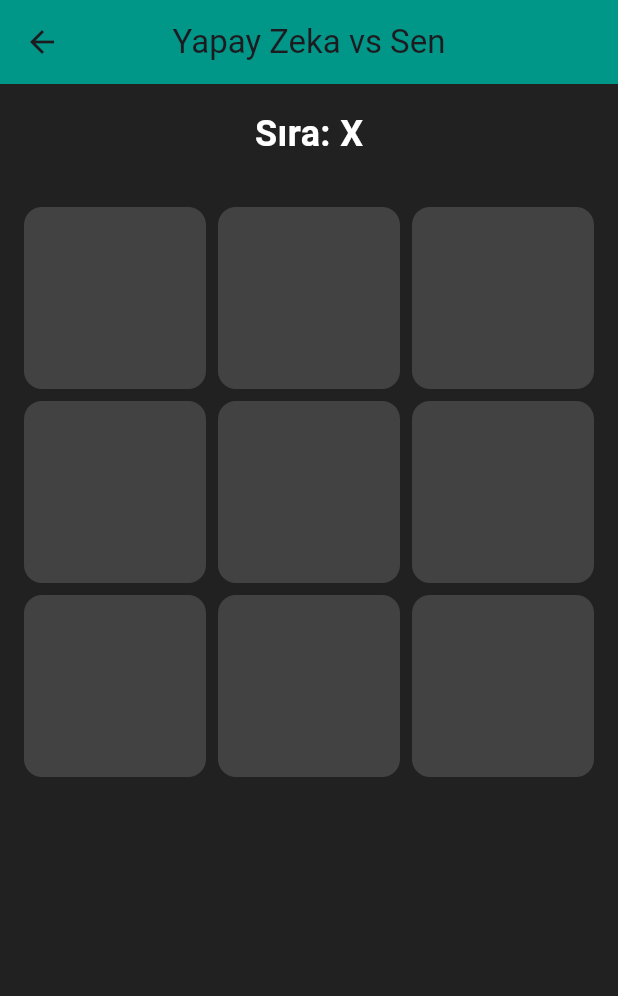
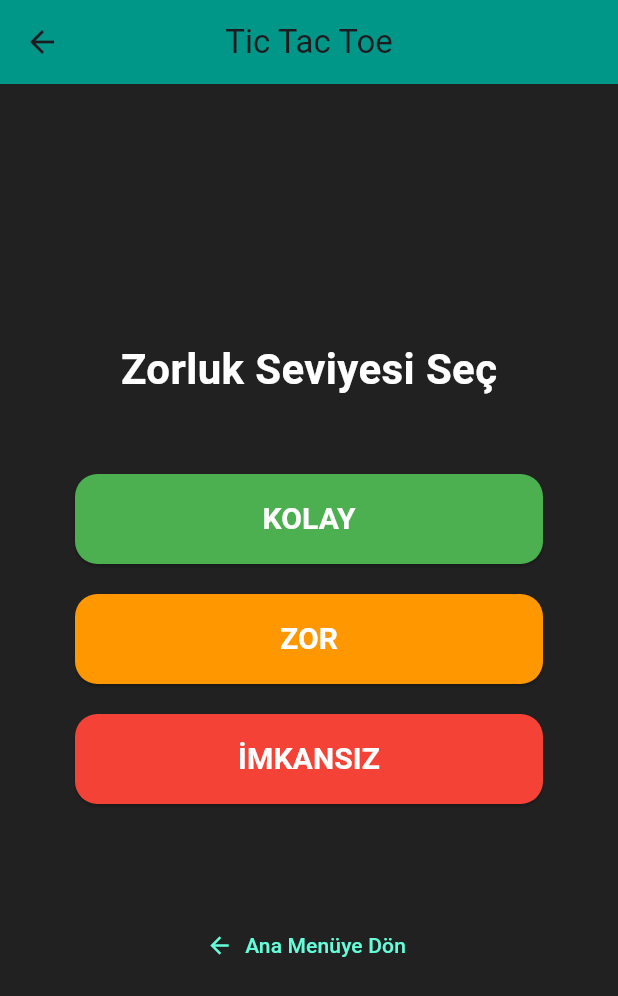
Before and after one commit to YusufAyvaz202/Tech4, a Flutter app: the TicTacToeScreen screen opened directly, on a phone screen of 412 x 824 dp. Shown: the top 996 px of the screen. Run offline on Flutter 3.47's test engine with Material 3 defaults, Android fonts, the phone set to English and light mode, and no system bars.

Commit message:
dinamik zorluk seviyeleri ve state tabanlı ekran yönetimi eklendi
- Oyuna başlangıç için zorluk seviyesi (Kolay, Zor, İmkansız) seçim ekranı (_buildSelectionScreen) oluşturuldu.
- Minimax AI motoru, arayüzden seçilen hata oranına (errorRate) göre dinamik olarak tepki verecek şekilde güncellendi.
- Navigator kullanmadan, tek sayfa üzerinde state (selectedErrorRate) ile Sahne Yönetimi (Scene Management) altyapısı kuruldu.
- Oyun ekranına "Zorluk Seçimine Dön", seçim ekranına ise "Ana Menüye Dön" butonları entegre edildi.
- Kullanıcı deneyimini (UX) artırmak amacıyla tahtadaki AI ibaresi klasik "O" harfine geri döndürüldü ve kod temizliği yapıldı.

```diff
--- a/lib/xox/xox_screen.dart
+++ b/lib/xox/xox_screen.dart
@@ -15,7 +15,10 @@ class _TicTacToeScreenState extends State<TicTacToeScreen> {
   List<String> board = List.filled(9, "");
   // Sıranın oyuncuda (X) olup olmadığını tutan değişken
   bool isPlayerTurn = true;
-  MinimaxAI ai = MinimaxAI(); // Yapay zeka motorumuzu başlattık
+  MinimaxAI ai = MinimaxAI();
+  // YENİ EKLENECEK DEĞİŞKENLER:
+  int? selectedErrorRate; // null ise seçim ekranındayız, değer varsa oyun ekranındayız.
+  String selectedDifficultyName = ""; // Ekranda hangi modda olduğumuzu yazmak için. // Yapay zeka motorumuzu başlattık
 
 void _makeMove(int index) async {
     // 1. KORUMA: Eğer hücre doluysa veya sıra sende değilse (AI düşünüyorsa) tıklamayı yoksay
@@ -39,7 +42,7 @@ void _makeMove(int index) async {
     await Future.delayed(const Duration(milliseconds: 500));
 
     // AI'a mevcut tahtayı ve kazananı anlama fonksiyonumuzu verip en iyi hamleyi soruyoruz
-    int aiMove = ai.getBestMove(board, checkWinner);
+    int aiMove = ai.getBestMove(board, checkWinner, selectedErrorRate!);
 
     // Eğer AI yapacak geçerli bir hamle bulduysa
     if (aiMove != -1) {
@@ -125,22 +128,74 @@ void _makeMove(int index) async {
     );
   }
 
-  @override
-  Widget build(BuildContext context) {
-    return Scaffold(
-      backgroundColor: Colors.grey[900], // Şık bir karanlık tema başlangıcı
-      appBar: AppBar(
-        title: const Text('Yapay Zeka vs Sen'),
-        backgroundColor: Colors.teal,
-        centerTitle: true,
-      ),
-      body: Column(
+Widget _buildSelectionScreen() {
+    return Column(
       mainAxisAlignment: MainAxisAlignment.center,
       children: [
-          // Sıranın kimde olduğunu gösterecek alan (Şimdilik statik)
-// En baştaki const kelimesini kaldırdık
+        const Text(
+          "Zorluk Seviyesi Seç",
+          style: TextStyle(
+            color: Colors.white,
+            fontSize: 28,
+            fontWeight: FontWeight.bold
+          ),
+        ),
+        const SizedBox(height: 40),
+        _difficultyButton("KOLAY", 60, Colors.green),
+        _difficultyButton("ZOR", 30, Colors.orange),
+        _difficultyButton("İMKANSIZ", 0, Colors.red),
+        const SizedBox(height: 60),
+        // Diğer dersle birleştiğinde kullanılacak "Ana Menüye Dön" butonu için yerimiz hazır
+        TextButton.icon(
+          onPressed: () {
+            /* Navigator.pop(context); - Diğer oyunlarla birleşince açılacak */
+          },
+          icon: const Icon(Icons.arrow_back, color: Colors.tealAccent),
+          label: const Text(
+            "Ana Menüye Dön",
+            style: TextStyle(color: Colors.tealAccent)
+          ),
+        ),
+      ],
+    );
+  }
+
+  Widget _difficultyButton(String name, int rate, Color color) {
+    return Padding(
+      padding: const EdgeInsets.symmetric(vertical: 10, horizontal: 50),
+      child: ElevatedButton(
+        style: ElevatedButton.styleFrom(
+          backgroundColor: color,
+          minimumSize: const Size(double.infinity, 60),
+          shape: RoundedRectangleBorder(
+            borderRadius: BorderRadius.circular(15)
+          ),
+        ),
+        onPressed: () {
+          setState(() {
+            selectedErrorRate = rate;
+            selectedDifficultyName = name;
+          });
+        },
+        child: Text(
+          name,
+          style: const TextStyle(
+            fontSize: 20,
+            fontWeight: FontWeight.bold,
+            color: Colors.white
+          )
+        ),
+      ),
+    );
+  }
+
+  Widget _buildGameScreen() {
+    return Column(
+      mainAxisAlignment: MainAxisAlignment.center,
+      children: [
+        // Sıra Göstergesi
         Padding(
-          padding: const EdgeInsets.all(16.0), // const'u sadece bu sabit değere verdik
+          padding: const EdgeInsets.all(16.0),
           child: Text(
             isPlayerTurn ? "Sıra: X" : "Sıra: AI",
             style: const TextStyle(color: Colors.white, fontSize: 24, fontWeight: FontWeight.bold),
@@ -153,16 +208,15 @@ void _makeMove(int index) async {
             padding: const EdgeInsets.all(16.0),
             child: GridView.builder(
               gridDelegate: const SliverGridDelegateWithFixedCrossAxisCount(
-                  crossAxisCount: 3, // 3 sütun
-                  crossAxisSpacing: 8, // Sütunlar arası boşluk
-                  mainAxisSpacing: 8, // Satırlar arası boşluk
+                crossAxisCount: 3,
+                crossAxisSpacing: 8,
+                mainAxisSpacing: 8,
               ),
-                itemCount: 9, // Toplam 9 kare
+              itemCount: 9,
               itemBuilder: (context, index) {
-                  // Her bir hücrenin tasarımı
                 return GestureDetector(
                   onTap: () {
-                  _makeMove(index); // Artık print yerine yazdığımız fonksiyonu çağırıyoruz
+                    _makeMove(index);
                   },
                   child: Container(
                     decoration: BoxDecoration(
@@ -170,14 +224,14 @@ void _makeMove(int index) async {
                       borderRadius: BorderRadius.circular(12),
                     ),
                     child: Center(
-                        child:Text(
-                        board[index], // Koşulu kaldırdık, dizide ne varsa direkt onu basacak
+child: Text(
+                        board[index], // Koşulları sildik, sadece tahtadaki harfi (X veya O) basacak
                         style: TextStyle(
                           color: board[index] == "X" ? Colors.blueAccent : Colors.redAccent,
-                          fontSize: 60, // Fontu tekrar standart boyuta sabitledik
+                          fontSize: 60, // Soru işaretli koşulu sildik, tüm harfler aynı boy (60) olacak
                           fontWeight: FontWeight.bold,
                         ),
-                      )
+                      ),
                     ),
                   ),
                 );
@@ -185,8 +239,43 @@ void _makeMove(int index) async {
             ),
           ),
         ),
+
+        // İŞTE YENİ "ZORLUK SEÇİMİNE DÖN" BUTONUMUZ
+        Padding(
+          padding: const EdgeInsets.only(bottom: 20.0),
+          child: TextButton.icon(
+            onPressed: () {
+              setState(() {
+                selectedErrorRate = null; // null yaparak zorluk seçim ekranına dönüyoruz
+                _resetGame(); // Oyun tahtasını sıfırlıyoruz
+              });
+            },
+            icon: const Icon(Icons.settings_backup_restore, color: Colors.tealAccent),
+            label: const Text("Zorluk Seçimine Dön", style: TextStyle(color: Colors.tealAccent)),
+          ),
+        ),
       ],
+    );
+  }
+
+
+
+
+  // 2. ADIM: Uygulamanın ana vitrini (Hangi ekranın açılacağını kontrol eder)
+  @override
+  Widget build(BuildContext context) {
+    return Scaffold(
+      backgroundColor: Colors.grey[900],
+      appBar: AppBar(
+        // Zorluk seçilmediyse genel başlık, seçildiyse aktif modu üstte yazar
+        title: Text(selectedErrorRate == null ? 'Tic Tac Toe' : 'Mod: $selectedDifficultyName'),
+        backgroundColor: Colors.teal,
+        centerTitle: true,
       ),
+      // Seçim yapıldıysa oyun ekranını, yapılmadıysa zorluk seçme ekranını gösterir
+      body: selectedErrorRate == null
+          ? _buildSelectionScreen()
+          : _buildGameScreen(),
     );
   }
 }
```
Also changed, not shown: lib/xox/minimax_ai.dart (+9 -9 lines). Lines whose indentation alone changed are shown as unchanged.
